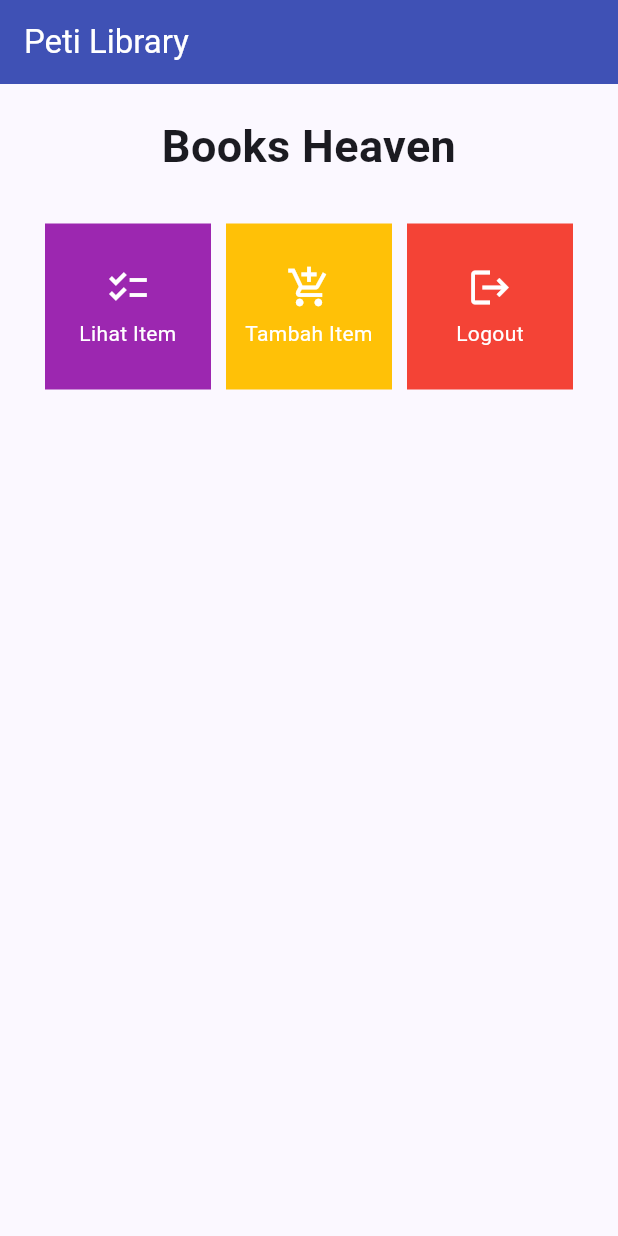
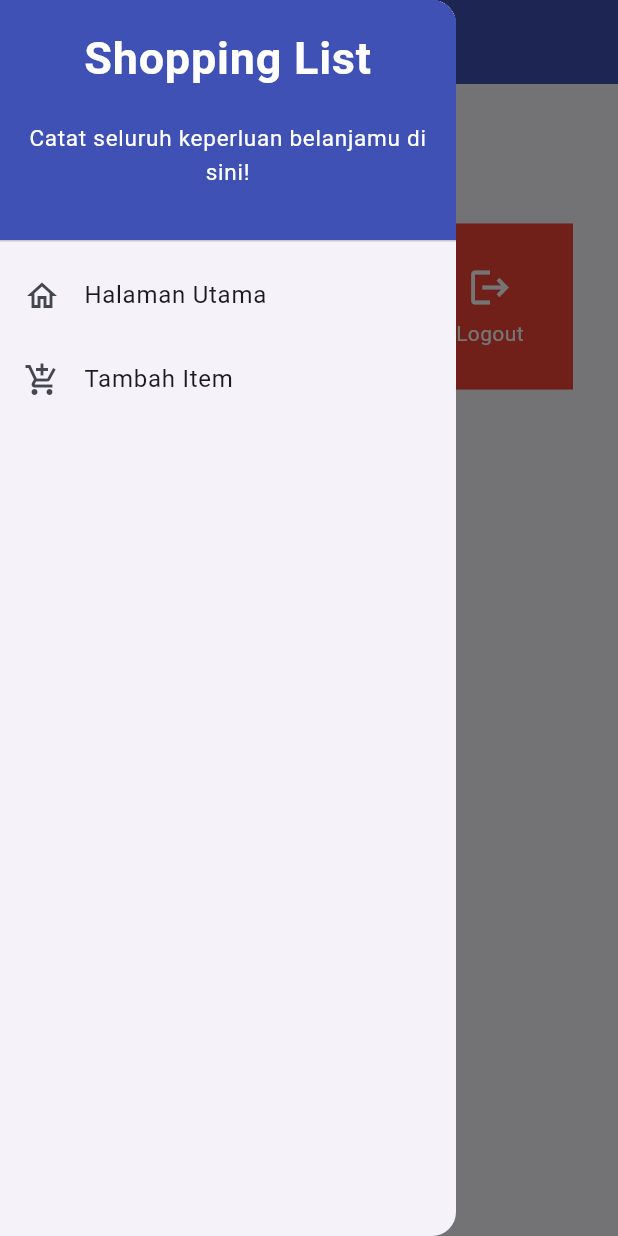
Before and after one commit to ffatihzain/peti-library-mobile, a Flutter app: the screen it shows after launch, with the side drawer open (before the commit the screen has no drawer), on a phone screen of 412 x 824 dp. Run offline on Flutter 3.47's test engine with Material 2 defaults, Android fonts, the phone set to English and light mode, and no system bars.

Commit message:
Tugas 8 Code Done

```diff
--- a/lib/main.dart
+++ b/lib/main.dart
@@ -1,5 +1,5 @@
 import 'package:flutter/material.dart';
-import 'package:peti_library/menu.dart';
+import 'package:peti_library/screens/menu.dart';
 
 void main() {
   runApp(const MyApp());
@@ -32,7 +32,6 @@ class MyApp extends StatelessWidget {
           colorScheme: ColorScheme.fromSeed(seedColor: Colors.indigo),
           useMaterial3: true,
         ),
-      home: MyHomePage()
-    );
+        home: MyHomePage());
   }
 }
--- a/lib/menu.dart
+++ b/lib/screens/menu.dart
@@ -1,4 +1,6 @@
 import 'package:flutter/material.dart';
+import 'package:peti_library/widgets/left_drawer.dart';
+import 'package:peti_library/widgets/shop_card.dart';
 
 class MyHomePage extends StatelessWidget {
   MyHomePage({Key? key}) : super(key: key);
@@ -17,7 +19,10 @@ class MyHomePage extends StatelessWidget {
           style: TextStyle(color: Colors.white),
         ),
         backgroundColor: Colors.indigo,
+        foregroundColor: Colors.white,
       ),
+      // Masukkan drawer sebagai parameter nilai drawer dari widget Scaffold
+      drawer: const LeftDrawer(),
       body: SingleChildScrollView(
         // Widget wrapper yang dapat discroll
         child: Padding(
@@ -58,56 +63,3 @@ class MyHomePage extends StatelessWidget {
     );
   }
 }
-
-class ShopCard extends StatelessWidget {
-  final ShopItem item;
-
-  const ShopCard(this.item, {super.key}); // Constructor
-
-  @override
-  Widget build(BuildContext context) {
-    return Material(
-      color: item.color,
-      child: InkWell(
-        // Area responsive terhadap sentuhan
-        onTap: () {
-          // Memunculkan SnackBar ketika diklik
-          ScaffoldMessenger.of(context)
-            ..hideCurrentSnackBar()
-            ..showSnackBar(SnackBar(
-                content: Text("Kamu telah menekan tombol ${item.name}!")));
-        },
-        child: Container(
-          // Container untuk menyimpan Icon dan Text
-          padding: const EdgeInsets.all(8),
-          child: Center(
-            child: Column(
-              mainAxisAlignment: MainAxisAlignment.center,
-              children: [
-                Icon(
-                  item.icon,
-                  color: Colors.white,
-                  size: 30.0,
-                ),
-                const Padding(padding: EdgeInsets.all(3)),
-                Text(
-                  item.name,
-                  textAlign: TextAlign.center,
-                  style: const TextStyle(color: Colors.white),
-                ),
-              ],
-            ),
-          ),
-        ),
-      ),
-    );
-  }
-}
-
-class ShopItem {
-  final String name;
-  final IconData icon;
-  final Color color;
-
-  ShopItem(this.name, this.icon, this.color);
-}
--- /dev/null
+++ b/lib/widgets/left_drawer.dart
@@ -0,0 +1,67 @@
+import 'package:flutter/material.dart';
+import 'package:peti_library/screens/menu.dart';
+import 'package:peti_library/screens/shoplist_form.dart';
+
+class LeftDrawer extends StatelessWidget {
+  const LeftDrawer({super.key});
+
+  @override
+  Widget build(BuildContext context) {
+    return Drawer(
+      child: ListView(
+        children: [
+          const DrawerHeader(
+            decoration: BoxDecoration(
+              color: Colors.indigo,
+            ),
+            child: Column(
+              children: [
+                Text(
+                  'Shopping List',
+                  textAlign: TextAlign.center,
+                  style: TextStyle(
+                    fontSize: 30,
+                    fontWeight: FontWeight.bold,
+                    color: Colors.white,
+                  ),
+                ),
+                Padding(padding: EdgeInsets.all(10)),
+                Text("Catat seluruh keperluan belanjamu di sini!",
+                    textAlign: TextAlign.center,
+                    style: TextStyle(
+                      fontSize: 15,
+                      color: Colors.white,
+                      fontWeight: FontWeight.normal,
+                    )),
+              ],
+            ),
+          ),
+          ListTile(
+            leading: const Icon(Icons.home_outlined),
+            title: const Text('Halaman Utama'),
+            // Bagian redirection ke MyHomePage
+            onTap: () {
+              Navigator.pushReplacement(
+                  context,
+                  MaterialPageRoute(
+                    builder: (context) => MyHomePage(),
+                  ));
+            },
+          ),
+          ListTile(
+            leading: const Icon(Icons.add_shopping_cart),
+            title: const Text('Tambah Item'),
+            // Bagian redirection ke ShopFormPage
+            onTap: () {
+              Navigator.pushReplacement(
+                  context,
+                  MaterialPageRoute(
+                    builder: (context) => const ShopFormPage(),
+                  ));
+            },
+          ),
+        ],
+      ),
+    );
+  }
+}
--- /dev/null
+++ b/lib/widgets/shop_card.dart
@@ -0,0 +1,64 @@
+import 'package:flutter/material.dart';
+import 'package:peti_library/screens/shoplist_form.dart';
+
+class ShopCard extends StatelessWidget {
+  final ShopItem item;
+
+  const ShopCard(this.item, {super.key}); // Constructor
+
+  @override
+  Widget build(BuildContext context) {
+    return Material(
+      color: item.color,
+      child: InkWell(
+        // Area responsive terhadap sentuhan
+        onTap: () {
+          // Memunculkan SnackBar ketika diklik
+          ScaffoldMessenger.of(context)
+            ..hideCurrentSnackBar()
+            ..showSnackBar(SnackBar(
+                content: Text("Kamu telah menekan tombol ${item.name}!")));
+
+          // Navigate ke route yang sesuai (tergantung jenis tombol)
+          if (item.name == "Tambah Item") {
+            Navigator.push(
+                context,
+                MaterialPageRoute(
+                  builder: (context) => const ShopFormPage(),
+                ));
+          }
+        },
+        child: Container(
+          // Container untuk menyimpan Icon dan Text
+          padding: const EdgeInsets.all(8),
+          child: Center(
+            child: Column(
+              mainAxisAlignment: MainAxisAlignment.center,
+              children: [
+                Icon(
+                  item.icon,
+                  color: Colors.white,
+                  size: 30.0,
+                ),
+                const Padding(padding: EdgeInsets.all(3)),
+                Text(
+                  item.name,
+                  textAlign: TextAlign.center,
+                  style: const TextStyle(color: Colors.white),
+                ),
+              ],
+            ),
+          ),
+        ),
+      ),
+    );
+  }
+}
+
+class ShopItem {
+  final String name;
+  final IconData icon;
+  final Color color;
+
+  ShopItem(this.name, this.icon, this.color);
+}
```
Also changed, not shown: lib/screens/shoplist_form.dart (added, +158 -0 lines). Lines whose indentation alone changed are shown as unchanged.
